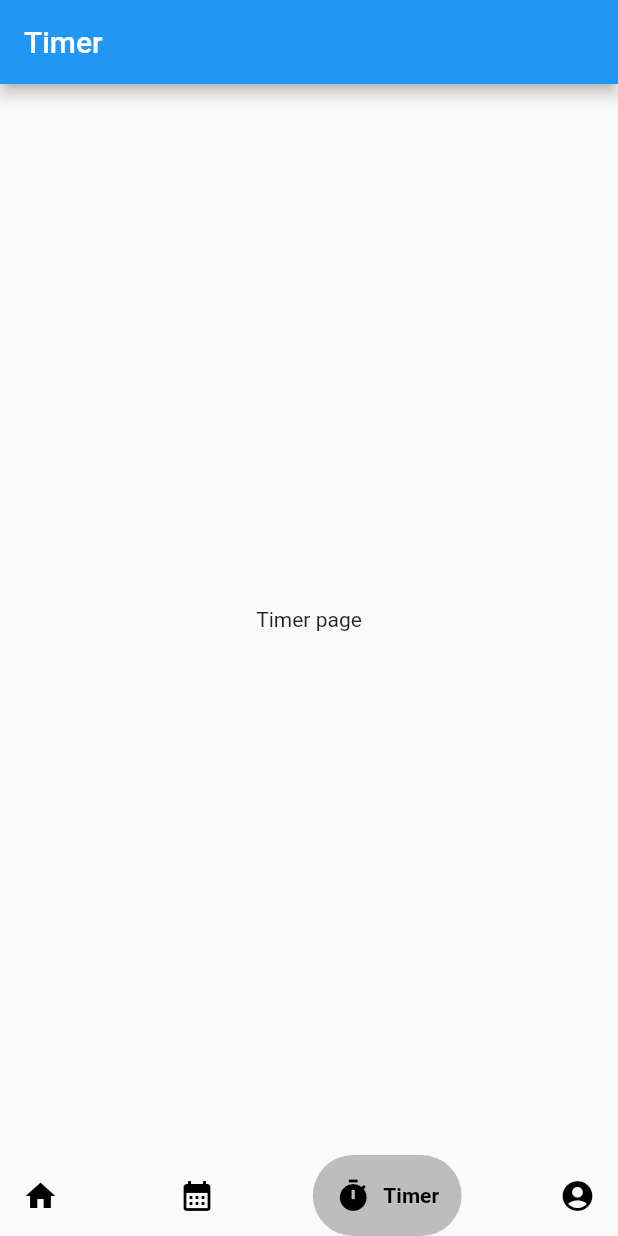
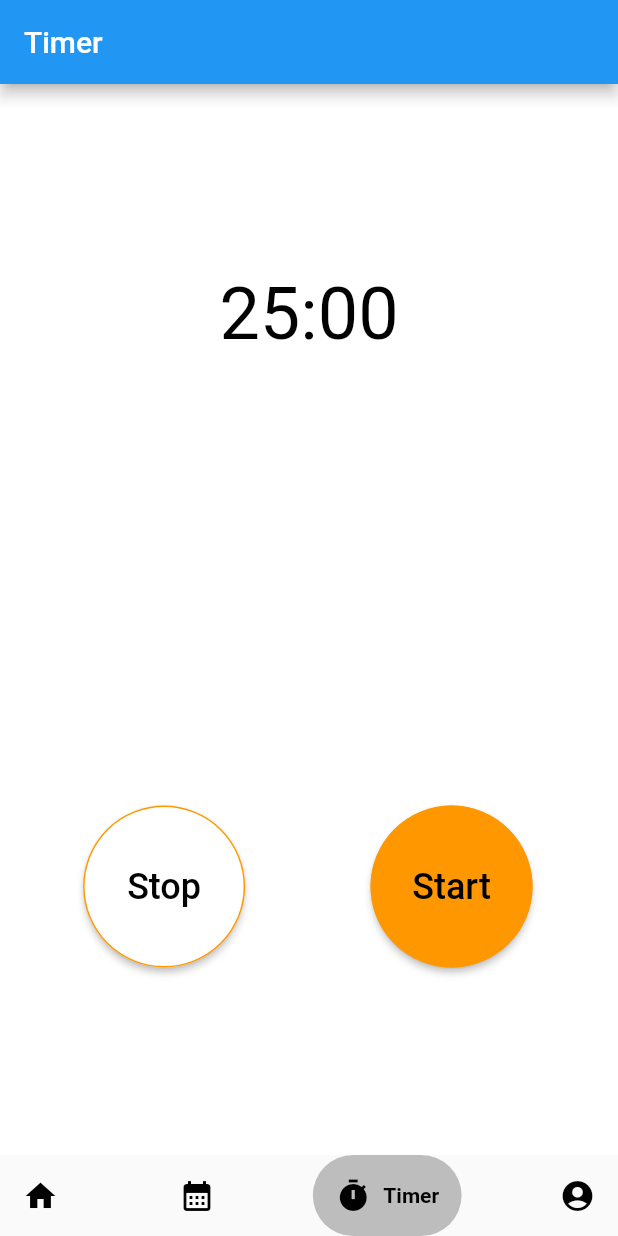
Before and after one commit to GitAndreaHub/Organizd2-flutter, a Flutter app: the screen it shows after launch, item 3 of the bottom bar chosen, on a phone screen of 412 x 824 dp. Run offline on Flutter 3.47's test engine with Material 2 defaults, Android fonts, the phone set to English and light mode, and no system bars; drawn by our look-alikes of google_nav_bar.

Commit message:
Commit grafica timer.

```diff
--- a/lib/timer.dart
+++ b/lib/timer.dart
@@ -1,4 +1,5 @@
 import 'package:flutter/material.dart';
+import 'package:organizd_2/main.dart';
 
 class Timer extends StatefulWidget {
   const Timer({Key? key}) : super(key: key);
@@ -10,16 +11,97 @@ class Timer extends StatefulWidget {
 class _TimerState extends State<Timer> {
   @override
   Widget build(BuildContext context) {
-    return Scaffold
-      (
+    return MaterialApp(
+      debugShowCheckedModeBanner: false,
+      home: MyTimerPage(),
+    );
+  }
+}
+
+class MyTimerPage extends StatefulWidget {
+  const MyTimerPage({Key? key}) : super(key: key);
+
+  @override
+  State<MyTimerPage> createState() => _MyTimerPageState();
+}
+
+class _MyTimerPageState extends State<MyTimerPage> {
+  @override
+  Widget build(BuildContext context) {
+    return Scaffold(
+      backgroundColor: Colors.white,
+
       appBar: AppBar
         (
         title: const Text("Timer"),
       ),
-      body: const Center
-        (
-        child: Text("Timer page")
+
+      body: Column(
+        mainAxisAlignment: MainAxisAlignment.center, // Allineamento verticale della scritta
+        crossAxisAlignment: CrossAxisAlignment.stretch, // Allineamento orizzontale della scritta
+        children: [
+          Row(
+            mainAxisAlignment: MainAxisAlignment.center,
+            crossAxisAlignment: CrossAxisAlignment.start,
+            children: [
+              Text(
+                "25:00",
+                style: TextStyle(
+                  color: Colors.black,
+                  fontSize: 48,
+                ),
+              ),
+            ],
+          ),
+          SizedBox(
+            height: 300,
+          ),
+          Row(
+            mainAxisAlignment: MainAxisAlignment.spaceEvenly,
+            children: [
+              RaisedButton(
+                onPressed: () {
+//                  _stopTimer();
+                },
+                color: Colors.white,
+                shape: CircleBorder(
+                  side: BorderSide(color: Colors.orange)
+                ),
+                child: Padding(
+                  padding: const EdgeInsets.all(40.0),
+                  child: Text(
+                      "Stop",
+                    style: TextStyle(
+                      color: Colors.black,
+                      fontSize: 24,
+                    ),
+                  ),
+                ),
+              ),
+              RaisedButton(
+                onPressed: () {
+//                  _stopTimer();
+                },
+                color: Colors.orange,
+                shape: CircleBorder(
+                    side: BorderSide(color: Colors.orange)
+                ),
+                child: Padding(
+                  padding: const EdgeInsets.all(40.0),
+                  child: Text(
+                    "Start",
+                    style: TextStyle(
+                      color: Colors.black,
+                      fontSize: 24,
+                    ),
+                  ),
+                ),
+              ),
+            ],
+          ),
+        ],
       ),
+
     );
   }
 }
```
Also changed, not shown: pubspec.lock, 4 other files.
